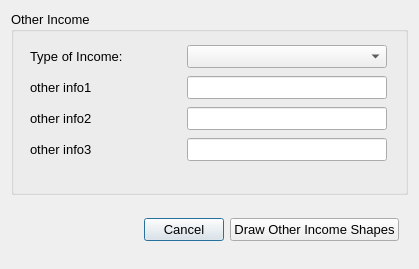
The window that cobi_loreto/Interview/other.ui (Ecotrust/openoceanmap-desktop) describes before a commit, drawn with Qt 5.
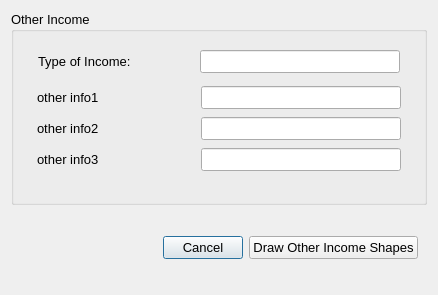
The same window after the commit.

```diff
--- a/cobi_loreto/Interview/other.ui
+++ b/cobi_loreto/Interview/other.ui
@@ -6,8 +6,8 @@
    <rect>
     <x>0</x>
     <y>0</y>
-    <width>419</width>
-    <height>269</height>
+    <width>438</width>
+    <height>295</height>
    </rect>
   </property>
   <property name="windowTitle" >
@@ -38,21 +38,6 @@
            </font>
           </property>
           <layout class="QHBoxLayout" >
-           <property name="spacing" >
-            <number>4</number>
-           </property>
-           <property name="leftMargin" >
-            <number>4</number>
-           </property>
-           <property name="topMargin" >
-            <number>4</number>
-           </property>
-           <property name="rightMargin" >
-            <number>4</number>
-           </property>
-           <property name="bottomMargin" >
-            <number>4</number>
-           </property>
            <item>
             <widget class="QLabel" name="employee_text" >
              <property name="minimumSize" >
@@ -78,43 +63,33 @@
             </widget>
            </item>
            <item>
-            <widget class="QComboBox" name="specialist_comboBox" >
+            <widget class="QLineEdit" name="vessel_length_line_2" >
+             <property name="enabled" >
+              <bool>true</bool>
+             </property>
+             <property name="minimumSize" >
+              <size>
+               <width>200</width>
+               <height>0</height>
+              </size>
+             </property>
              <property name="maximumSize" >
               <size>
                <width>200</width>
                <height>16777215</height>
               </size>
              </property>
-             <item>
-              <property name="text" >
-               <string/>
-              </property>
-             </item>
-             <item>
-              <property name="text" >
-               <string>Environmental Science</string>
-              </property>
-             </item>
-             <item>
-              <property name="text" >
-               <string>Social Science</string>
-              </property>
-             </item>
-             <item>
-              <property name="text" >
-               <string>Non-Governmental Organization</string>
-              </property>
-             </item>
-             <item>
-              <property name="text" >
-               <string>Government Agency</string>
-              </property>
-             </item>
-             <item>
-              <property name="text" >
-               <string>Other</string>
-              </property>
-             </item>
+             <property name="font" >
+              <font>
+               <pointsize>10</pointsize>
+              </font>
+             </property>
+             <property name="contextMenuPolicy" >
+              <enum>Qt::PreventContextMenu</enum>
+             </property>
+             <property name="text" >
+              <string/>
+             </property>
             </widget>
            </item>
           </layout>
```
